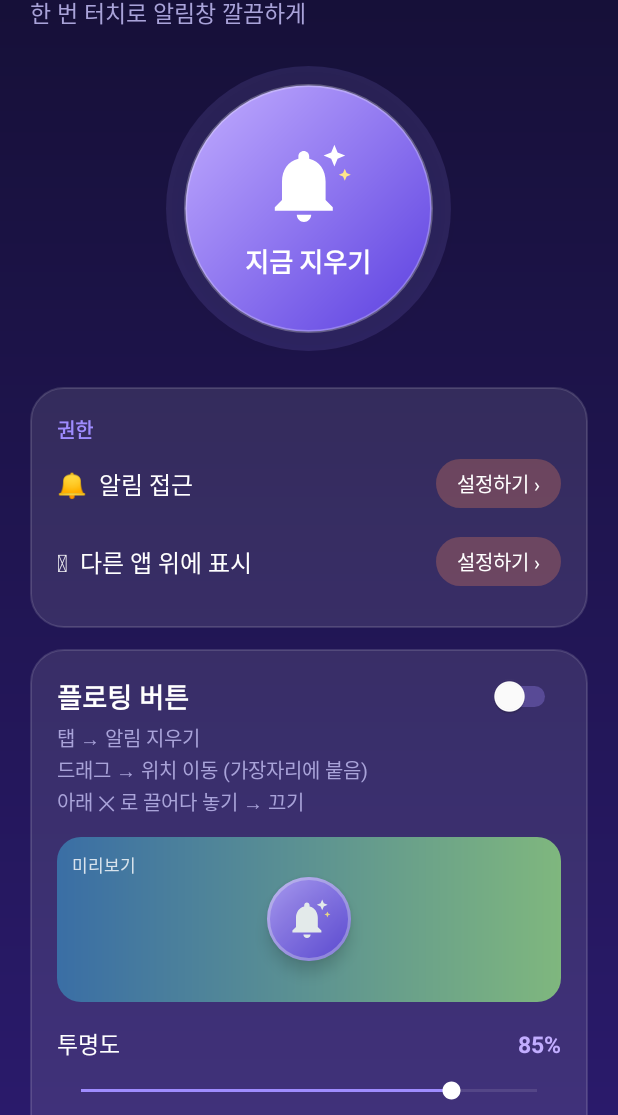
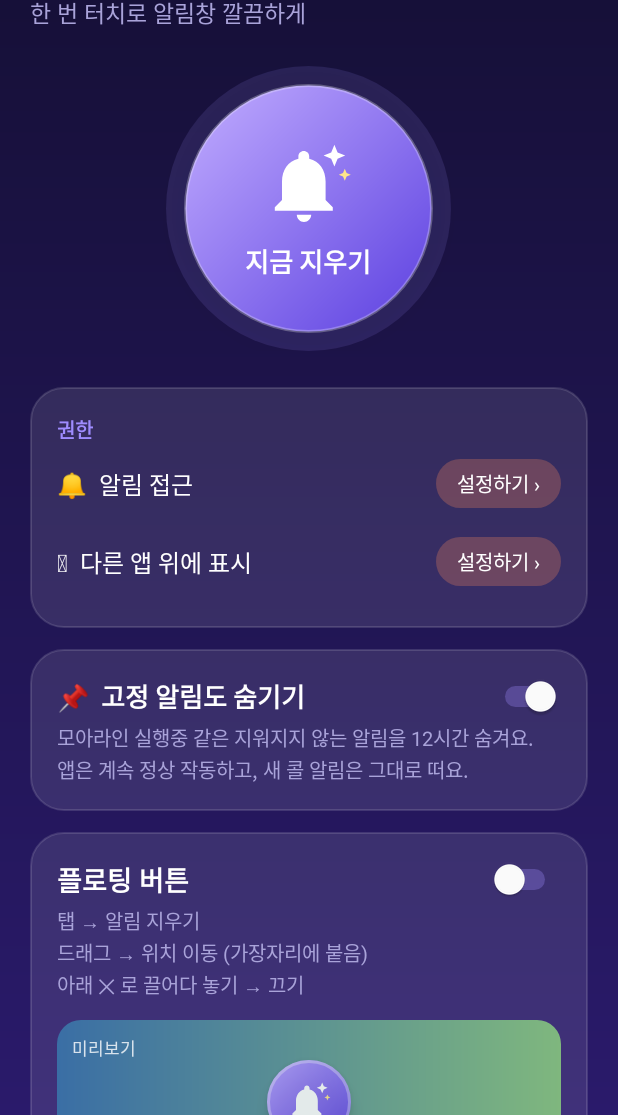
Before and after one commit to Jinseong1991/whisper-vulkan-build, an Android app: the screen it shows after launch (MainActivity), on a phone screen of 412 x 824 dp, the part 121-1236 px from its top. Run offline under Robolectric (Android 15) with nearby library versions, the phone set to English and light mode, and no system bars.

Commit message:
고정(ongoing) 알림 스누즈 숨기기 옵션
Co-Authored-By: Claude Opus 5.5 <noreply@anthropic.com>
Claude-Session: https://claude.ai/code/session_0123uWfNQ1HNksX7nDzyxboE

```diff
--- a/app/src/main/java/com/jinsung/noticlear/MainActivity.kt
+++ b/app/src/main/java/com/jinsung/noticlear/MainActivity.kt
@@ -50,6 +50,11 @@ class MainActivity : Activity() {
                 }
                 startForegroundService(Intent(this, OverlayService::class.java))
             } else stopService(Intent(this, OverlayService::class.java))
+        }
+
+        findViewById<Switch>(R.id.sw_persistent).apply {
+            isChecked = Prefs.hidePersistent(this@MainActivity)
+            setOnCheckedChangeListener { _, on -> Prefs.setHidePersistent(this@MainActivity, on) }
         }
 
         preview = findViewById(R.id.preview_bubble)
--- a/app/src/main/java/com/jinsung/noticlear/Prefs.kt
+++ b/app/src/main/java/com/jinsung/noticlear/Prefs.kt
@@ -8,6 +8,8 @@ object Prefs {
     fun setAlpha(c: Context, v: Int) = sp(c).edit().putInt("alpha", v).apply()
     fun size(c: Context) = sp(c).getInt("size", 56)            // 40~80 dp
     fun setSize(c: Context, v: Int) = sp(c).edit().putInt("size", v).apply()
+    fun hidePersistent(c: Context) = sp(c).getBoolean("hide_persistent", true)
+    fun setHidePersistent(c: Context, v: Boolean) = sp(c).edit().putBoolean("hide_persistent", v).apply()
     fun pos(c: Context) = Pair(sp(c).getInt("x", -1), sp(c).getInt("y", 400))
     fun setPos(c: Context, x: Int, y: Int) = sp(c).edit().putInt("x", x).putInt("y", y).apply()
     fun register(c: Context, l: android.content.SharedPreferences.OnSharedPreferenceChangeListener) =
--- a/app/src/main/res/layout/activity_main.xml
+++ b/app/src/main/res/layout/activity_main.xml
@@ -58,6 +58,22 @@
                 android:paddingLeft="14dp" android:paddingRight="14dp" android:paddingTop="6dp" android:paddingBottom="6dp"
                 android:textColor="#FFFFFF" android:textSize="13sp"/>
         </LinearLayout>
+    </LinearLayout>
+
+    <!-- 고정 알림 숨기기 -->
+    <LinearLayout android:layout_width="match_parent" android:layout_height="wrap_content"
+        android:orientation="vertical" android:background="@drawable/card_bg" android:padding="18dp"
+        android:layout_marginTop="14dp">
+        <LinearLayout android:layout_width="match_parent" android:layout_height="wrap_content"
+            android:orientation="horizontal" android:gravity="center_vertical">
+            <TextView android:layout_width="0dp" android:layout_weight="1" android:layout_height="wrap_content"
+                android:text="📌  고정 알림도 숨기기" android:textColor="#FFFFFF" android:textSize="17sp" android:textStyle="bold"/>
+            <Switch android:id="@+id/sw_persistent" android:layout_width="wrap_content" android:layout_height="wrap_content"
+                android:thumbTint="#FFFFFF" android:trackTint="#9F8CFF"/>
+        </LinearLayout>
+        <TextView android:layout_width="wrap_content" android:layout_height="wrap_content"
+            android:layout_marginTop="4dp" android:textColor="#A9A3D9" android:textSize="13sp" android:lineSpacingExtra="2dp"
+            android:text="모아라인 실행중 같은 지워지지 않는 알림을 12시간 숨겨요.\n앱은 계속 정상 작동하고, 새 콜 알림은 그대로 떠요."/>
     </LinearLayout>
 
     <!-- 플로팅 버튼 카드 -->
```
Also changed, not shown: app/src/main/java/com/jinsung/noticlear/ClearListenerService.kt (+29 -4 lines), app/src/main/java/com/jinsung/noticlear/Clearer.kt (+17 -2 lines).
